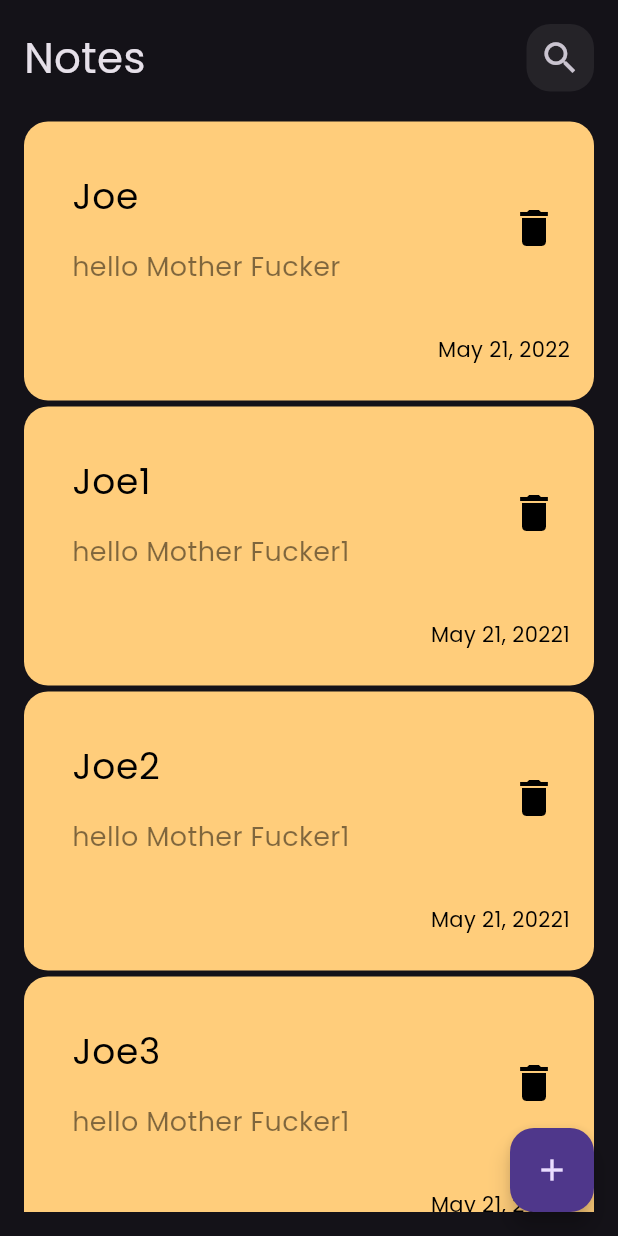
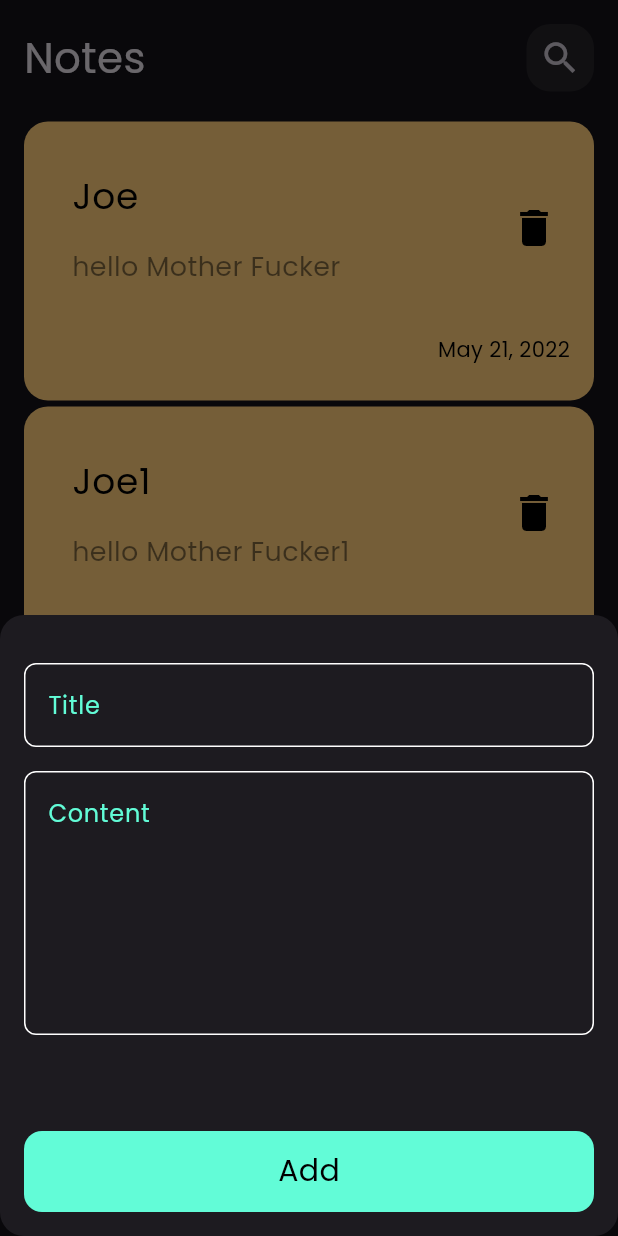
Before and after one commit to joemohamed2020/notes_app, a Flutter app: the screen it shows after launch, after a tap on the "add" icon, on a phone screen of 412 x 824 dp. Run offline on Flutter 3.47's test engine with Material 3 defaults, Android fonts, the phone set to English and light mode, and no system bars.

Commit message:
finish bottom sheet design

```diff
--- /dev/null
+++ b/lib/constants.dart
@@ -0,0 +1,3 @@
+import 'package:flutter/material.dart';
+
+const primaryColor =  Color(0xff62fcd7);
--- a/lib/views/notes_view.dart
+++ b/lib/views/notes_view.dart
@@ -1,4 +1,5 @@
 import 'package:flutter/material.dart';
+import 'package:notes_app/views/widgets/add_note_bottom_sheet.dart';
 import 'package:notes_app/views/widgets/notes_view_body.dart';
 
 class NotesView extends StatelessWidget {
@@ -9,10 +10,18 @@ class NotesView extends StatelessWidget {
     return SafeArea(
       child: Scaffold(
         floatingActionButton: FloatingActionButton(
-          onPressed: () {},
+          onPressed: () {
+            showModalBottomSheet(
+                shape: RoundedRectangleBorder(
+                    borderRadius: BorderRadius.circular(16)),
+                context: context,
+                builder: (context) {
+                  return const AddNoteBottomSheet();
+                });
+          },
           child: const Icon(Icons.add),
         ),
-        body:  NotesViewBody(),
+        body: NotesViewBody(),
       ),
     );
   }
--- /dev/null
+++ b/lib/views/widgets/add_note_bottom_sheet.dart
@@ -0,0 +1,33 @@
+import 'package:flutter/material.dart';
+import 'package:notes_app/views/widgets/custom_button.dart';
+import 'package:notes_app/views/widgets/custom_text_field_widget.dart';
+
+class AddNoteBottomSheet extends StatelessWidget {
+  const AddNoteBottomSheet({super.key});
+
+  @override
+  Widget build(BuildContext context) {
+    return const Padding(
+      padding: EdgeInsets.only(top: 32.0, right: 16, left: 16),
+      child: SingleChildScrollView(
+        child: Column(children: [
+          CustomTextField(text: 'Title'),
+          SizedBox(
+            height: 16,
+          ),
+          CustomTextField(
+            text: "Content",
+            maxLines: 6,
+          ),
+          SizedBox(
+            height: 64,
+          ),
+          CustomButton(),
+          SizedBox(
+            height: 16,
+          ),
+        ]),
+      ),
+    );
+  }
+}
--- /dev/null
+++ b/lib/views/widgets/custom_button.dart
@@ -0,0 +1,24 @@
+import 'package:flutter/material.dart';
+import 'package:notes_app/constants.dart';
+
+class CustomButton extends StatelessWidget {
+  const CustomButton({super.key});
+
+  @override
+  Widget build(BuildContext context) {
+    return GestureDetector(
+      onTap: () {},
+      child: Container(
+        alignment: Alignment.center,
+        width: MediaQuery.of(context).size.width,
+        height: 54,
+        decoration: BoxDecoration(
+            color: primaryColor, borderRadius: BorderRadius.circular(12)),
+        child: const Text(
+          "Add",
+          style: TextStyle(color: Colors.black, fontSize: 20),
+        ),
+      ),
+    );
+  }
+}
--- /dev/null
+++ b/lib/views/widgets/custom_text_field_widget.dart
@@ -0,0 +1,27 @@
+import 'package:flutter/material.dart';
+import 'package:notes_app/constants.dart';
+
+class CustomTextField extends StatelessWidget {
+  const CustomTextField({super.key, this.maxLines = 1, required this.text});
+  final int? maxLines;
+  final String text;
+  @override
+  Widget build(BuildContext context) {
+    return TextField(
+      cursorColor: primaryColor,
+      maxLines: maxLines,
+      decoration: InputDecoration(
+          border: buildBorder(),
+          enabledBorder: buildBorder(),
+          focusedBorder: buildBorder(primaryColor),
+          hintText: text,
+          hintStyle: const TextStyle(color: primaryColor)),
+    );
+  }
+
+  OutlineInputBorder buildBorder([color]) {
+    return OutlineInputBorder(
+        borderRadius: BorderRadius.circular(8),
+        borderSide: BorderSide(color: color ?? Colors.white));
+  }
+}
```
